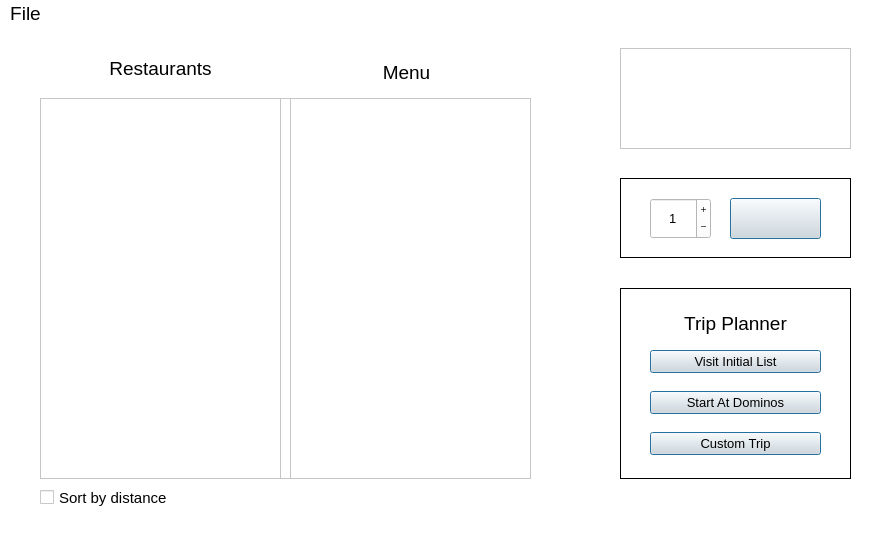
Above: mainwindow.ui from DannyCamacho/SaddlebackEats before the change. Below: the same form after it.
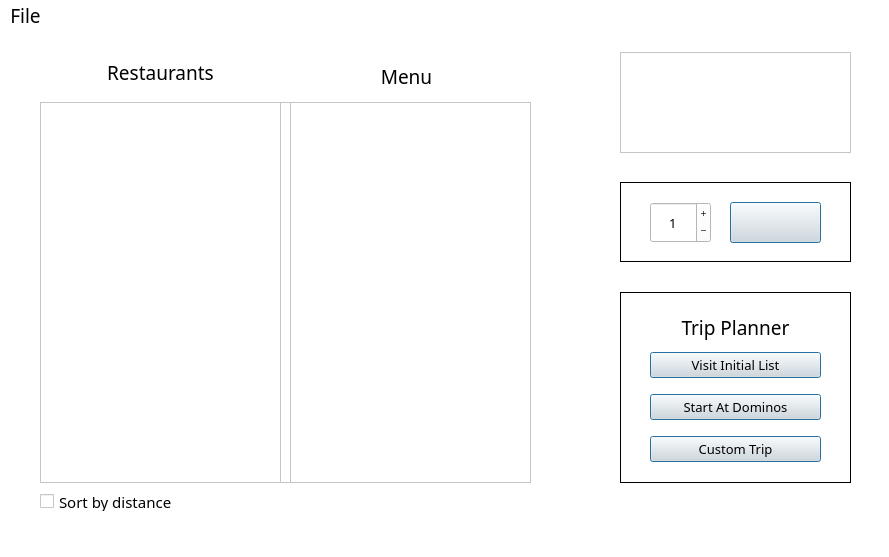
That is the form after the change. Icons and pictures are not drawn.

Commit message: alignment of fonts/colors between debugmenu.ui and mainwindow.ui

Patch:
```diff
--- a/mainwindow.ui
+++ b/mainwindow.ui
@@ -12,201 +12,9 @@
   </property>
   <property name="palette">
    <palette>
-    <active>
-     <colorrole role="WindowText">
-      <brush brushstyle="SolidPattern">
-       <color alpha="255">
-        <red>0</red>
-        <green>0</green>
-        <blue>0</blue>
-       </color>
-      </brush>
-     </colorrole>
-     <colorrole role="Button">
-      <brush brushstyle="SolidPattern">
-       <color alpha="255">
-        <red>255</red>
-        <green>255</green>
-        <blue>255</blue>
-       </color>
-      </brush>
-     </colorrole>
-     <colorrole role="Text">
-      <brush brushstyle="SolidPattern">
-       <color alpha="255">
-        <red>0</red>
-        <green>0</green>
-        <blue>0</blue>
-       </color>
-      </brush>
-     </colorrole>
-     <colorrole role="ButtonText">
-      <brush brushstyle="SolidPattern">
-       <color alpha="255">
-        <red>0</red>
-        <green>0</green>
-        <blue>0</blue>
-       </color>
-      </brush>
-     </colorrole>
-     <colorrole role="Base">
-      <brush brushstyle="SolidPattern">
-       <color alpha="255">
-        <red>255</red>
-        <green>255</green>
-        <blue>255</blue>
-       </color>
-      </brush>
-     </colorrole>
-     <colorrole role="Window">
-      <brush brushstyle="SolidPattern">
-       <color alpha="255">
-        <red>255</red>
-        <green>255</green>
-        <blue>255</blue>
-       </color>
-      </brush>
-     </colorrole>
-     <colorrole role="PlaceholderText">
-      <brush brushstyle="SolidPattern">
-       <color alpha="255">
-        <red>0</red>
-        <green>0</green>
-        <blue>0</blue>
-       </color>
-      </brush>
-     </colorrole>
-    </active>
-    <inactive>
-     <colorrole role="WindowText">
-      <brush brushstyle="SolidPattern">
-       <color alpha="255">
-        <red>0</red>
-        <green>0</green>
-        <blue>0</blue>
-       </color>
-      </brush>
-     </colorrole>
-     <colorrole role="Button">
-      <brush brushstyle="SolidPattern">
-       <color alpha="255">
-        <red>255</red>
-        <green>255</green>
-        <blue>255</blue>
-       </color>
-      </brush>
-     </colorrole>
-     <colorrole role="Text">
-      <brush brushstyle="SolidPattern">
-       <color alpha="255">
-        <red>0</red>
-        <green>0</green>
-        <blue>0</blue>
-       </color>
-      </brush>
-     </colorrole>
-     <colorrole role="ButtonText">
-      <brush brushstyle="SolidPattern">
-       <color alpha="255">
-        <red>0</red>
-        <green>0</green>
-        <blue>0</blue>
-       </color>
-      </brush>
-     </colorrole>
-     <colorrole role="Base">
-      <brush brushstyle="SolidPattern">
-       <color alpha="255">
-        <red>255</red>
-        <green>255</green>
-        <blue>255</blue>
-       </color>
-      </brush>
-     </colorrole>
-     <colorrole role="Window">
-      <brush brushstyle="SolidPattern">
-       <color alpha="255">
-        <red>255</red>
-        <green>255</green>
-        <blue>255</blue>
-       </color>
-      </brush>
-     </colorrole>
-     <colorrole role="PlaceholderText">
-      <brush brushstyle="SolidPattern">
-       <color alpha="255">
-        <red>0</red>
-        <green>0</green>
-        <blue>0</blue>
-       </color>
-      </brush>
-     </colorrole>
-    </inactive>
-    <disabled>
-     <colorrole role="WindowText">
-      <brush brushstyle="SolidPattern">
-       <color alpha="255">
-        <red>0</red>
-        <green>0</green>
-        <blue>0</blue>
-       </color>
-      </brush>
-     </colorrole>
-     <colorrole role="Button">
-      <brush brushstyle="SolidPattern">
-       <color alpha="255">
-        <red>255</red>
-        <green>255</green>
-        <blue>255</blue>
-       </color>
-      </brush>
-     </colorrole>
-     <colorrole role="Text">
-      <brush brushstyle="SolidPattern">
-       <color alpha="255">
-        <red>0</red>
-        <green>0</green>
-        <blue>0</blue>
-       </color>
-      </brush>
-     </colorrole>
-     <colorrole role="ButtonText">
-      <brush brushstyle="SolidPattern">
-       <color alpha="255">
-        <red>0</red>
-        <green>0</green>
-        <blue>0</blue>
-       </color>
-      </brush>
-     </colorrole>
-     <colorrole role="Base">
-      <brush brushstyle="SolidPattern">
-       <color alpha="255">
-        <red>255</red>
-        <green>255</green>
-        <blue>255</blue>
-       </color>
-      </brush>
-     </colorrole>
-     <colorrole role="Window">
-      <brush brushstyle="SolidPattern">
-       <color alpha="255">
-        <red>255</red>
-        <green>255</green>
-        <blue>255</blue>
-       </color>
-      </brush>
-     </colorrole>
-     <colorrole role="PlaceholderText">
-      <brush brushstyle="SolidPattern">
-       <color alpha="255">
-        <red>0</red>
-        <green>0</green>
-        <blue>0</blue>
-       </color>
-      </brush>
-     </colorrole>
-    </disabled>
+    <active/>
+    <inactive/>
+    <disabled/>
    </palette>
   </property>
   <property name="font">
@@ -268,6 +76,15 @@
          </color>
         </brush>
        </colorrole>
+       <colorrole role="Light">
+        <brush brushstyle="SolidPattern">
+         <color alpha="255">
+          <red>255</red>
+          <green>255</green>
+          <blue>255</blue>
+         </color>
+        </brush>
+       </colorrole>
        <colorrole role="Text">
         <brush brushstyle="SolidPattern">
          <color alpha="255">
@@ -351,6 +168,15 @@
          </color>
         </brush>
        </colorrole>
+       <colorrole role="Light">
+        <brush brushstyle="SolidPattern">
+         <color alpha="255">
+          <red>255</red>
+          <green>255</green>
+          <blue>255</blue>
+         </color>
+        </brush>
+       </colorrole>
        <colorrole role="Text">
         <brush brushstyle="SolidPattern">
          <color alpha="255">
@@ -434,6 +260,15 @@
          </color>
         </brush>
        </colorrole>
+       <colorrole role="Light">
+        <brush brushstyle="SolidPattern">
+         <color alpha="255">
+          <red>255</red>
+          <green>255</green>
+          <blue>255</blue>
+         </color>
+        </brush>
+       </colorrole>
        <colorrole role="Text">
         <brush brushstyle="SolidPattern">
          <color alpha="255">
@@ -502,6 +337,7 @@
     </property>
     <property name="font">
      <font>
+      <family>Bahnschrift</family>
       <pointsize>11</pointsize>
      </font>
     </property>
@@ -548,6 +384,7 @@
      </property>
      <property name="font">
       <font>
+       <family>Bahnschrift</family>
        <pointsize>11</pointsize>
       </font>
      </property>
@@ -618,6 +455,7 @@
      </property>
      <property name="font">
       <font>
+       <family>Bahnschrift</family>
        <pointsize>11</pointsize>
       </font>
      </property>
@@ -715,6 +553,7 @@
      </property>
      <property name="font">
       <font>
+       <family>Bahnschrift</family>
        <pointsize>14</pointsize>
       </font>
      </property>
@@ -740,6 +579,7 @@
      </property>
      <property name="font">
       <font>
+       <family>Bahnschrift</family>
        <pointsize>14</pointsize>
       </font>
      </property>
@@ -788,6 +628,7 @@
        <widget class="QPushButton" name="pushButton">
         <property name="font">
          <font>
+          <family>Bahnschrift</family>
           <pointsize>10</pointsize>
          </font>
         </property>
@@ -814,6 +655,7 @@
        <widget class="QPushButton" name="pushButton_2">
         <property name="font">
          <font>
+          <family>Bahnschrift</family>
           <pointsize>10</pointsize>
          </font>
         </property>
@@ -839,6 +681,7 @@
        <widget class="QPushButton" name="pushButton_3">
         <property name="font">
          <font>
+          <family>Bahnschrift</family>
           <pointsize>10</pointsize>
          </font>
         </property>
@@ -873,6 +716,7 @@
      </property>
      <property name="font">
       <font>
+       <family>Bahnschrift</family>
        <pointsize>14</pointsize>
       </font>
      </property>
@@ -918,6 +762,7 @@
      </property>
      <property name="font">
       <font>
+       <family>Bahnschrift</family>
        <pointsize>10</pointsize>
       </font>
      </property>
@@ -995,11 +840,12 @@
      <x>0</x>
      <y>0</y>
      <width>889</width>
-     <height>21</height>
+     <height>28</height>
     </rect>
    </property>
    <property name="font">
     <font>
+     <family>Bahnschrift</family>
      <pointsize>14</pointsize>
     </font>
    </property>
@@ -1027,6 +873,7 @@
     </property>
     <property name="font">
      <font>
+      <family>Bahnschrift</family>
       <pointsize>14</pointsize>
      </font>
     </property>
```
Left out of the diff: 16 changed lines with no effect on the pictures. The commit also changes 1 other file.
